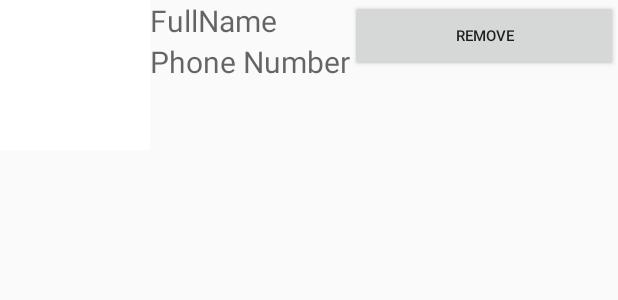
After one commit to vinhbui999/ProjectCS426, an Android app: the layout fav_item.xml on its own in the app's theme, with its tools: preview values and no code run, on a phone screen of 412 x 824 dp. The commit adds this screen. Shown: the top 300 px of the screen. Run offline under Robolectric (Android 15) with nearby library versions, the phone set to English and light mode, and no system bars.

Commit message:
changed 1st

```diff
--- a/app/src/main/AndroidManifest.xml
+++ b/app/src/main/AndroidManifest.xml
@@ -28,6 +28,9 @@
         <activity
             android:name=".HelperProfile"
             android:parentActivityName=".Maps" />
+        <activity android:name=".FavoriteHelper"
+            android:parentActivityName=".Maps"/>
+
         <!--
              The API key for Google Maps-based APIs is defined as a string resource.
              (See the file "res/values/google_maps_api.xml").
--- a/app/src/main/java/com/example/projectcs426/Maps.java
+++ b/app/src/main/java/com/example/projectcs426/Maps.java
@@ -117,6 +117,10 @@ public class Maps extends AppCompatActivity implements OnMapReadyCallback, Googl
             case R.id.history:
                 startActivity(new Intent(this, CurrentHelperHired.class));
                 return true;
+            case R.id.fav:
+                startActivity(new Intent(this, FavoriteHelper.class));
+                return true;
+
         }
         return super.onOptionsItemSelected(item);
     }
--- /dev/null
+++ b/app/src/main/res/layout/fav_item.xml
@@ -0,0 +1,43 @@
+<?xml version="1.0" encoding="utf-8"?>
+<LinearLayout
+    xmlns:android="http://schemas.android.com/apk/res/android"
+    android:layout_width="match_parent"
+    android:layout_height="match_parent"
+    android:orientation="horizontal">
+
+    <ImageView
+        android:layout_width="100dp"
+        android:layout_height="100dp"
+        android:id="@+id/fav_avt"
+        android:background="@color/white"/>
+
+
+    <LinearLayout
+        android:layout_width="wrap_content"
+        android:layout_height="wrap_content"
+        android:orientation="vertical">
+        <TextView
+            android:layout_width="wrap_content"
+            android:layout_height="wrap_content"
+            android:hint="FullName"
+            android:textSize="20dp"
+            android:id="@+id/fav_FName"/>
+
+        <TextView
+            android:layout_width="wrap_content"
+            android:layout_height="wrap_content"
+            android:hint="Phone Number"
+            android:textSize="20dp"
+            android:id="@+id/fav_Phone"/>
+
+    </LinearLayout>
+        <Button
+            android:layout_width="match_parent"
+            android:layout_height="wrap_content"
+            android:id="@+id/removeFFav"
+            android:text="Remove"
+            android:textSize="10dp"
+            android:focusable="false"/>
+
+
+</LinearLayout>
```
Also changed, not shown: app/src/main/java/com/example/projectcs426/CurrentHelperHired.java (+5 -4 lines), app/src/main/java/com/example/projectcs426/DataBaseHelper.java (+29 -6 lines), app/src/main/java/com/example/projectcs426/FavoriteHelper.java (added, +174 -0 lines), app/src/main/java/com/example/projectcs426/FavourListAdapter.java (added, +61 -0 lines), app/src/main/java/com/example/projectcs426/HelperProfile.java (+19 -2 lines), app/src/main/res/layout/favorite_list.xml (added, +14 -0 lines), app/src/main/res/menu/menu_actionbar.xml (+7 -5 lines).
